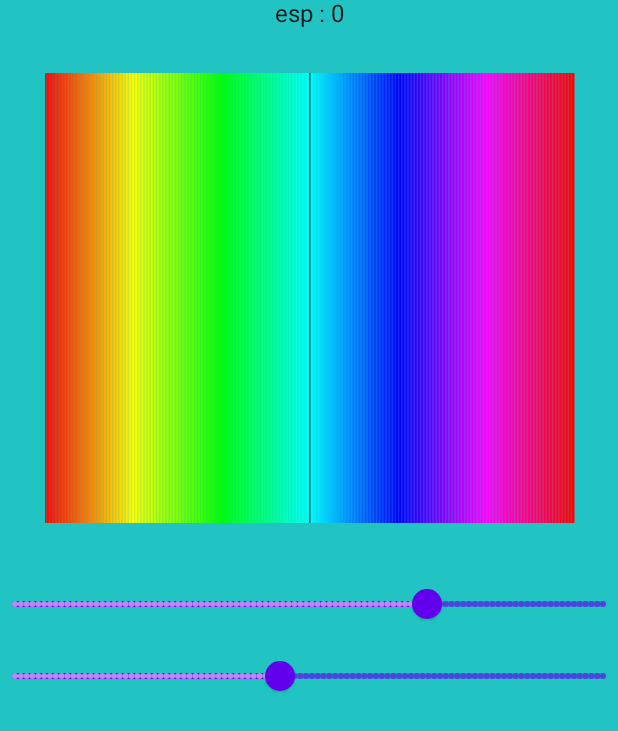
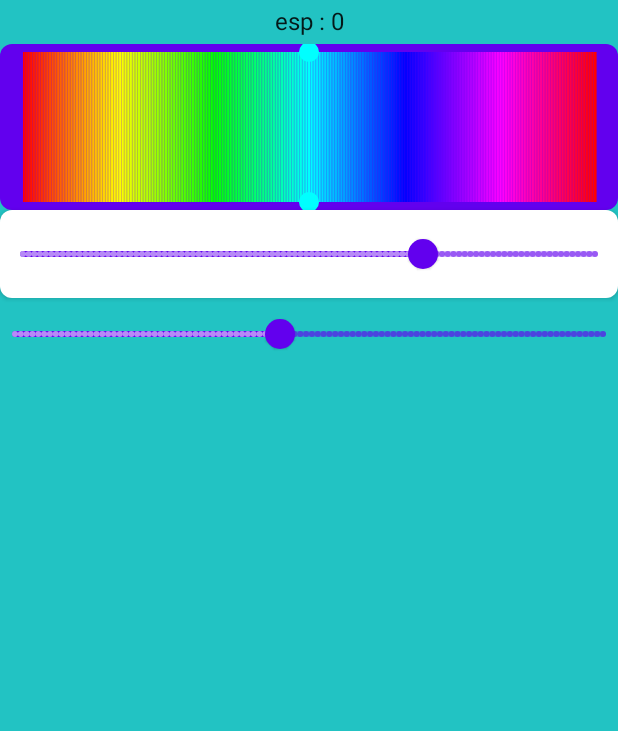
Before and after one commit to bakivo/Teta, an Android app built with Jetpack Compose: the screen it shows after launch (MainActivity), after a tap on an icon or button, on a phone screen of 412 x 824 dp. Shown: the top 731 px of the screen. Run offline under Robolectric (Android 15) with nearby library versions, the phone set to English and light mode, and no system bars.

Commit message:
- some styling to hueCanvas applied .

```diff
--- a/app/src/main/java/com/example/teta/MainActivity.kt
+++ b/app/src/main/java/com/example/teta/MainActivity.kt
@@ -32,13 +32,11 @@ class MainActivity : ComponentActivity() {
     override fun onResume() {
         super.onResume()
         tetaViewModel.startServiceDiscovery()
-        Log.i(DEBUG_TAG, "onResume" )
     }
 
     override fun onPause() {
         super.onPause()
         tetaViewModel.stopServiceDiscovery()
-        Log.i(DEBUG_TAG, "onPause" )
     }
 }
 
--- a/app/src/main/java/com/example/teta/MainScreen.kt
+++ b/app/src/main/java/com/example/teta/MainScreen.kt
@@ -1,36 +1,35 @@
 package com.example.teta
 
+import androidx.compose.foundation.BorderStroke
 import androidx.compose.foundation.Canvas
 import androidx.compose.foundation.background
 import androidx.compose.foundation.gestures.detectTapGestures
 import androidx.compose.foundation.layout.*
-import androidx.compose.material.Slider
-import androidx.compose.material.Text
+import androidx.compose.foundation.shape.RoundedCornerShape
+import androidx.compose.material.*
 import androidx.compose.runtime.Composable
 import androidx.compose.ui.Modifier
 import androidx.compose.ui.geometry.Offset
 import androidx.compose.ui.geometry.Size
 import androidx.compose.ui.graphics.Color
+import androidx.compose.ui.graphics.graphicsLayer
 import androidx.compose.ui.input.pointer.pointerInput
+import androidx.compose.ui.platform.LocalDensity
 import androidx.compose.ui.text.style.TextAlign
+import androidx.compose.ui.tooling.preview.Preview
 import androidx.compose.ui.unit.dp
 import com.example.teta.utils.toColor
 import com.example.teta.utils.toRGB
 
 const val DEBUG_TAG = "TESTS: "
 const val HUE_SCALE_UNITS = 360
+/**
+ *  Modifier extension function for HueCanvas
+ **/
 fun Modifier.fancy() = this
-    .padding(30.dp)
-    .requiredHeight(300.dp)
+    .padding(horizontal = 15.dp, vertical = 5.dp)
+    .requiredHeight(100.dp)
     .fillMaxWidth()
-
-fun Modifier.hueCanvasTapListener(onTapAction: (Int) -> Unit): Modifier = this.pointerInput(Unit) {
-    detectTapGestures(
-        onTap = {
-            onTapAction((HUE_SCALE_UNITS * it.x / size.width).toInt())
-        }
-    )
-}
 
 @Composable
 fun MainScreen(
@@ -43,11 +42,20 @@ fun MainScreen(
     onlightnessChanged: (Float) -> Unit,
     espUnit: Esp32Unit = Esp32Unit("Test", "127.0.0.1"),
 ) {
-    Box(modifier = Modifier.background(backColor)) {
-        Column(Modifier.fillMaxSize()) {
-            Text(text = "${espUnit.name} : ${espUnit.ip}", modifier = Modifier.fillMaxWidth(), textAlign = TextAlign.Center)
+    Box(Modifier.background(backColor).fillMaxSize()) {
+        Column {
+            Text(text = "${espUnit.name} : ${espUnit.ip}", modifier = Modifier
+                .fillMaxWidth()
+                .padding(vertical = 5.dp), textAlign = TextAlign.Center)
+
             HueCanvas(hueValue = hue, onHueChanged = onHueChanged)
+            val shape = RoundedCornerShape(8.dp)
+
             Slider(
+                modifier = Modifier
+                    .graphicsLayer(shape = shape, shadowElevation = with(LocalDensity.current) { 2.dp.toPx() })
+                    .background(Color.White, shape)
+                    .padding(5.dp),
                 value = saturation,
                 steps = 100,
                 valueRange = 0.0f..1.0f,
@@ -62,35 +70,75 @@ fun MainScreen(
         }
     }
 }
-
+/**
+ *  Canvas element that draws rainbow like representation of the hue range [0.0..360.0]
+ *  @param hueValue a current value to show on a canvas as a grey line
+ *  @param onHueChanged a callback for new selected value
+ */
 @Composable
-fun HueCanvas(
-    hueValue: Float,
-    onHueChanged: (Float) -> Unit,
+fun HueCanvas(hueValue: Float, onHueChanged: (Float) -> Unit) {
+    Surface(
+        color = MaterialTheme.colors.primarySurface,
+        //border = BorderStroke(1.dp, MaterialTheme.colors.secondary),
+        shape = RoundedCornerShape(8.dp)
     ) {
-    Canvas(modifier = Modifier
+        Canvas(
+            Modifier
                 .fancy()
                 .pointerInput(Unit) {
                     detectTapGestures(
-                onTap = { onHueChanged((HUE_SCALE_UNITS * it.x / size.width)) }
+                        onTap = { tapOffset ->
+                            onHueChanged((HUE_SCALE_UNITS * tapOffset.x / this.size.width))
+                        },
+                    )
+                },
+        )
+        {
+            val hueUnitWidth: Float = this.size.width / HUE_SCALE_UNITS
+            val hueUnitSize = Size(hueUnitWidth, this.size.height)
+            val hslArray = FloatArray(3)
+            hslArray[1] = 1f    // saturation value for hue with maximum saturation
+            hslArray[2] = 0.5f  // lightness value for hue without tint or shade
+
+            for (hue in 0..HUE_SCALE_UNITS){
+                hslArray[0] = hue.toFloat()
+                drawRect(
+                    color = hslArray.toRGB().toColor(),
+                    topLeft = Offset(hue * hueUnitWidth,0f),
+                    size = hueUnitSize
                 )
             }
+            // highlight a current hue
+            drawCircle(
+                color = hslArray.apply { this[0] = hueValue }.toRGB().toColor(),
+                radius = 10f,
+                center = Offset(hueValue * hueUnitWidth, 0f)
             )
-    {
-        val hueUnitWidth = size.width / HUE_SCALE_UNITS
-        val hsvArray = FloatArray(3)
-        hsvArray[1] = 1f
-        hsvArray[2] = 0.5f
-        val size = Size(hueUnitWidth, size.height)
+            drawCircle(
+                color = hslArray.apply { this[0] = hueValue }.toRGB().toColor(),
+                radius = 10f,
+                center = Offset(hueValue * hueUnitWidth, size.height)
+            )
+            //drawRect(Color.DarkGray, Offset(hueValue * hueUnitWidth,0f), hueUnitSize)
+        }
+    }
+}
 
-        for (i in 0..HUE_SCALE_UNITS){
-            hsvArray[0] = i.toFloat()
-            drawRect(
-                color = hsvArray.toRGB().toColor(),
-                topLeft = Offset(i * hueUnitWidth,0f),
-                size = size
+
+@Preview
+@Composable
+fun PreviewHueCanvas() {
+    HueCanvas(hueValue = 55f) {}
+}
+@Preview
+@Composable
+fun PrevSlider() {
+    Surface() {
+        Slider(
+            value = 50F,
+            //steps = 100,
+            valueRange = 0.0f..1.0f,
+            onValueChange = {  }
         )
     }
-        drawRect(Color.DarkGray, Offset(hueValue * hueUnitWidth,0f), size)
 }
-}
```
Lines whose indentation alone changed are shown as unchanged.
